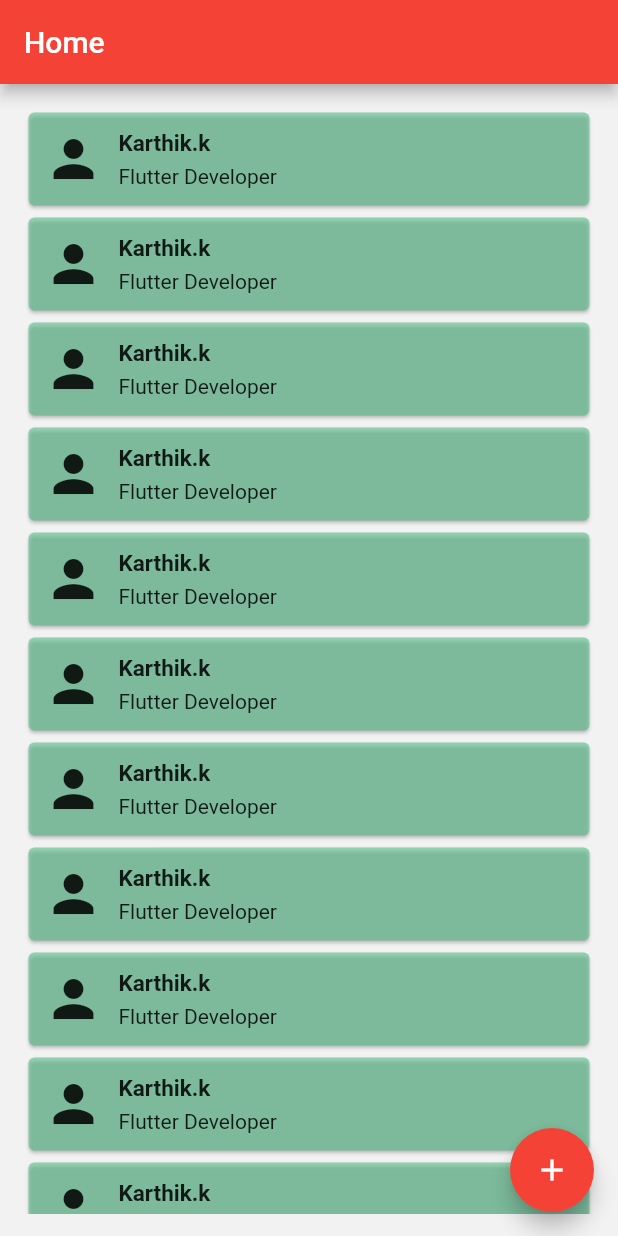
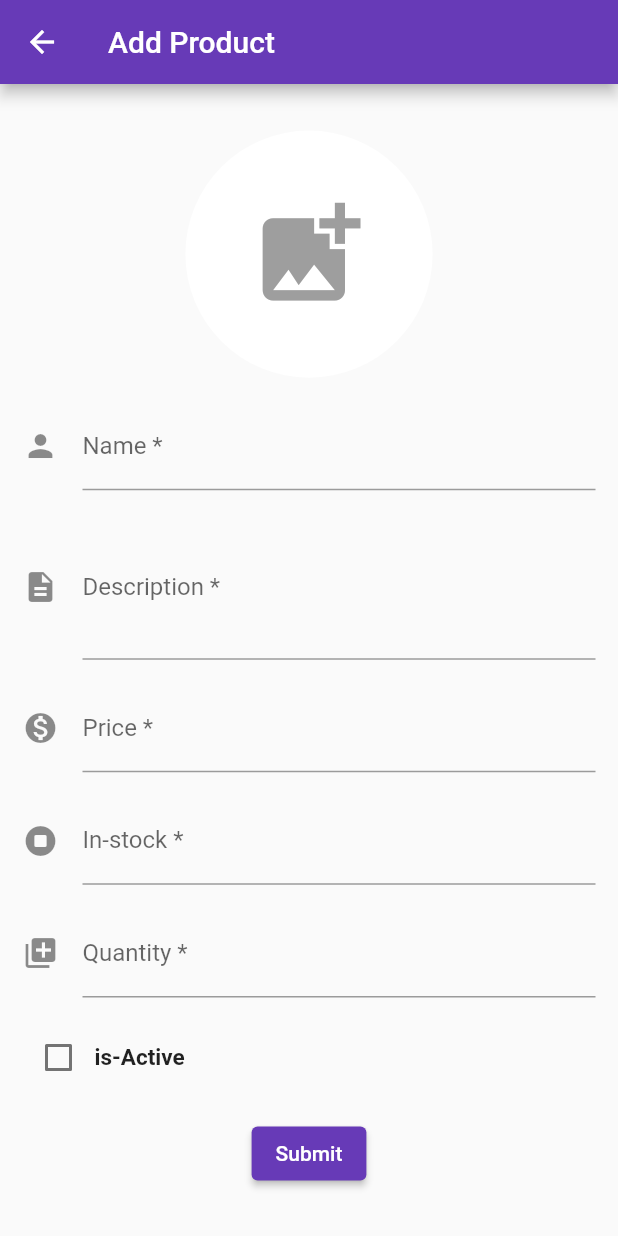
Before and after one commit to sathasivam0/shopping, a Flutter app: the screen it shows after launch, after a tap on the "add" icon, on a phone screen of 412 x 824 dp. Run offline on Flutter 3.47's test engine with Material 2 defaults, Android fonts, the phone set to English and light mode, and no system bars; our stand-ins replace fluttertoast, get, image_picker, permission_handler.

Commit message:
add_product detail error dialog

```diff
--- a/lib/main.dart
+++ b/lib/main.dart
@@ -22,7 +22,7 @@ class MyApp extends StatelessWidget {
       home: const Home(),
       debugShowCheckedModeBanner: false,
       theme: ThemeData(
-        primarySwatch: Colors.red,
+        primarySwatch: Colors.deepPurple,
       ),
     );
   }
--- /dev/null
+++ b/lib/ui/add_product/add_product.dart
@@ -0,0 +1,227 @@
+import 'dart:io';
+
+import 'package:flutter/material.dart';
+import 'package:flutter/services.dart';
+import 'package:image_picker/image_picker.dart';
+import 'package:permission_handler/permission_handler.dart';
+
+import '../../res/colors.dart';
+import '../../utils/error_dialog.dart';
+
+class AddProduct extends StatefulWidget {
+  const AddProduct({Key? key}) : super(key: key);
+
+  @override
+  State<AddProduct> createState() => _AddProductState();
+}
+
+class _AddProductState extends State<AddProduct> {
+  XFile? imageXFile;
+  final ImagePicker _picker = ImagePicker();
+
+  bool isFeaturedValue = false;
+
+  Future<void> _getImage() async {
+    var status = await Permission.storage.status;
+    if (!status.isGranted) {
+      await Permission.storage.request();
+    } else {
+      if (await Permission.storage.request().isGranted) {
+        imageXFile = await _picker.pickImage(source: ImageSource.gallery);
+        setState(() {
+          imageXFile;
+        });
+      } else {
+        debugPrint('Please give permission');
+      }
+    }
+  }
+
+  TextEditingController nameController = TextEditingController();
+  TextEditingController descriptionController = TextEditingController();
+  TextEditingController priceController = TextEditingController();
+  TextEditingController inStockController = TextEditingController();
+  TextEditingController quantityController = TextEditingController();
+
+  Future<void> formValidation() async {
+    if (nameController.text == "") {
+      showDialog(
+          context: context,
+          builder: (c) {
+            return const ErrorDialog(
+              message: "Please enter your Name",
+            );
+          });
+    } else if (nameController.text.length <= 2) {
+      showDialog(
+          context: context,
+          builder: (c) {
+            return const ErrorDialog(
+              message: "Please enter at least 3 characters",
+            );
+          });
+    } else if (descriptionController.text == "") {
+      showDialog(
+          context: context,
+          builder: (c) {
+            return const ErrorDialog(
+              message: "Please enter description",
+            );
+          });
+    } else if (priceController.text == "") {
+      showDialog(
+          context: context,
+          builder: (c) {
+            return const ErrorDialog(
+              message: "Please enter price amount",
+            );
+          });
+    }else if (priceController.text == "0") {
+      showDialog(
+          context: context,
+          builder: (c) {
+            return const ErrorDialog(
+              message: "price amount must be at least 1",
+            );
+          });
+    } else if (inStockController.text == "") {
+      showDialog(
+          context: context,
+          builder: (c) {
+            return const ErrorDialog(
+              message: "Please enter In-Stock",
+            );
+          });
+    } else if (inStockController.text == "0") {
+      showDialog(
+          context: context,
+          builder: (c) {
+            return const ErrorDialog(
+              message: "Stock must be at least 1",
+            );
+          });
+    } else if (quantityController.text == "") {
+      showDialog(
+          context: context,
+          builder: (c) {
+            return const ErrorDialog(
+              message: "Please enter quantity",
+            );
+          });
+    }else if (quantityController.text.length >=10) {
+      showDialog(
+          context: context,
+          builder: (c) {
+            return const ErrorDialog(
+              message: "qty per order must be less than or equal to 10",
+            );
+          });
+    }else if(isFeaturedValue == false){
+      showDialog(
+          context: context,
+          builder: (c) {
+            return const ErrorDialog(
+              message: "is-Active is not selected",
+            );
+          });
+    }
+  }
+
+  @override
+  Widget build(BuildContext context) {
+    return Scaffold(
+      resizeToAvoidBottomInset : false,
+      appBar: AppBar(
+          title: const Text("Add Product"),
+          systemOverlayStyle: SystemUiOverlayStyle.dark),
+      body: Container(
+        padding: const EdgeInsets.all(15.0),
+        child: Column(
+          mainAxisAlignment: MainAxisAlignment.spaceEvenly,
+          children: [
+            InkWell(
+              onTap: () {
+                _getImage();
+              },
+              child: CircleAvatar(
+                radius: MediaQuery.of(context).size.width * 0.20,
+                backgroundColor: Colors.white,
+                backgroundImage: imageXFile == null
+                    ? null
+                    : FileImage(File(imageXFile!.path)),
+                child: imageXFile == null
+                    ? Icon(
+                        Icons.add_photo_alternate,
+                        size: MediaQuery.of(context).size.width * 0.20,
+                        color: Colors.grey,
+                      )
+                    : null,
+              ),
+            ),
+            TextFormField(
+              controller: nameController,
+              decoration: const InputDecoration(
+                icon: Icon(Icons.person),
+                hintText: 'Enter name',
+                labelText: 'Name *',
+              ),
+            ),
+            TextFormField(
+              controller: descriptionController,
+              maxLines: 3,
+              decoration: const InputDecoration(
+                icon: Icon(Icons.description),
+                hintText: 'Enter Description',
+                labelText: 'Description *',
+              ),
+            ),
+            TextFormField(
+              controller: priceController,
+              decoration: const InputDecoration(
+                icon: Icon(Icons.monetization_on),
+                hintText: 'Enter Price',
+                labelText: 'Price *',
+              ),
+            ),
+            TextFormField(
+              controller: inStockController,
+              decoration: const InputDecoration(
+                icon: Icon(Icons.stop_circle_rounded),
+                hintText: 'Enter Stock',
+                labelText: 'In-stock *',
+              ),
+            ),
+            TextFormField(
+              controller: quantityController,
+              decoration: const InputDecoration(
+                icon: Icon(Icons.queue),
+                hintText: 'Enter Qty/Order',
+                labelText: 'Quantity *',
+              ),
+            ),
+            Row(
+              children: [
+                Checkbox(
+                  value: isFeaturedValue,
+                  activeColor: blueLogo,
+                  onChanged: (bool? value) {
+                    setState(() {
+                      isFeaturedValue = value!;
+                    });
+                  },
+                ),
+                const Text(
+                  'is-Active',
+                  style: TextStyle(fontSize: 15.0, fontWeight: FontWeight.bold),
+                ),
+              ],
+            ),
+            ElevatedButton(onPressed: () {
+              formValidation();
+            }, child: const Text("Submit"))
+          ],
+        ),
+      ),
+    );
+  }
+}
--- a/lib/ui/home/home.dart
+++ b/lib/ui/home/home.dart
@@ -1,8 +1,11 @@
 import 'package:flutter/material.dart';
 import 'package:flutter/services.dart';
+import 'package:shopping/ui/add_product/add_product.dart';
 import 'package:shopping/utils/screen_size.dart';
+import 'package:get/get.dart';
 
 import '../../res/colors.dart';
+import '../detail/detail.dart';
 
 class Home extends StatefulWidget {
   const Home({Key? key}) : super(key: key);
@@ -29,12 +32,19 @@ class _HomeState extends State<Home> {
             itemBuilder: (context, index) {
               return SizedBox(
                 height: 70.0,
+                child: GestureDetector(
+                  onTap: () {
+                    Get.to(() => const Detail());
+                  },
                   child: Card(
                     color: placeholder,
                     child: Row(
                       children: [
                         const SizedBox(width: 10.0),
-                        const Icon(Icons.person, size: 40.0),
+                        const CircleAvatar(
+                            backgroundColor: hintColor,
+                            radius: 20,
+                            child: Icon(Icons.person, size: 30.0)),
                         const SizedBox(width: 10.0),
                         Column(
                           mainAxisAlignment: MainAxisAlignment.center,
@@ -51,12 +61,16 @@ class _HomeState extends State<Home> {
                       ],
                     ),
                   ),
+                ),
               );
             }),
       ),
       floatingActionButton: FloatingActionButton(
-          onPressed: () {},
+        onPressed: () {
+          Get.to(() => const AddProduct());
+        },
         child: const Icon(Icons.add),
-        ));
+      ),
+    );
   }
 }
```
Also changed, not shown: lib/ui/detail/detail.dart (added, +46 -0 lines), lib/utils/error_dialog.dart (added, +29 -0 lines), pubspec.yaml (+6 -4 lines), assets/men.png (added), pubspec.lock. Lines whose indentation alone changed are shown as unchanged.
